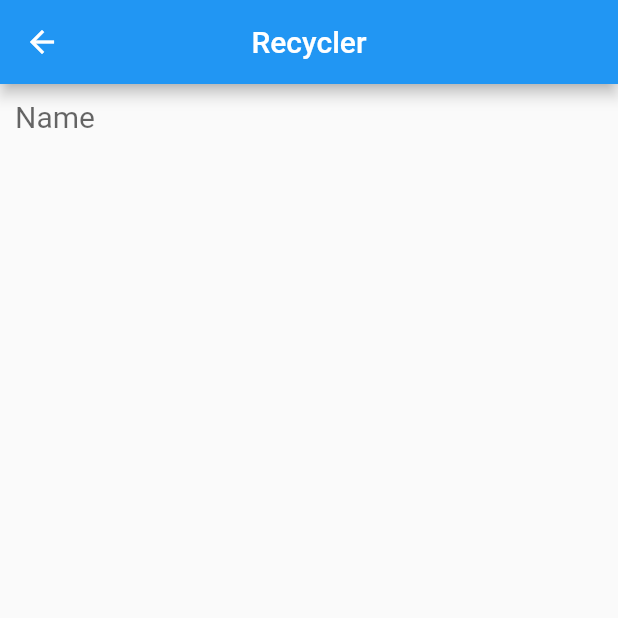
After one commit to samirRibeiro77/recycler, a Flutter app: the SignupScreen screen opened directly, on a phone screen of 412 x 824 dp, the top half of it. The commit adds this screen. Run offline on Flutter 3.47's test engine with Material 2 defaults, Android fonts, the phone set to English and light mode, and no system bars; our stand-ins replace google_maps_flutter.

Commit message:
Signup screen

```diff
--- a/lib/main.dart
+++ b/lib/main.dart
@@ -1,5 +1,6 @@
 import 'package:flutter/material.dart';
-import 'package:recycler/ui/login_screen.dart';
+import 'package:recycler/ui/screen/login_screen.dart';
+import 'package:recycler/resource/string_resource.dart';
 
 void main() => runApp(MyApp());
 
@@ -7,7 +8,7 @@ class MyApp extends StatelessWidget {
   @override
   Widget build(BuildContext context) {
     return MaterialApp(
-      title: 'Flutter Demo',
+      title: Strings.instance.appName,
       theme: ThemeData(
         primarySwatch: Colors.blue,
       ),
--- a/lib/resource/string_resource.dart
+++ b/lib/resource/string_resource.dart
@@ -33,10 +33,24 @@ class Strings {
     }
   }
 
+  String signup() {
+    switch(_lang) {
+      case "pt": return "Cadastre-se";
+      default: return "Singup";
+    }
+  }
+
   String fieldEmpty() {
     switch(_lang) {
       case "pt": return "Campo não pode ser vazio";
       default: return "Field can't be empty";
     }
   }
+
+  String name() {
+    switch(_lang) {
+      case "pt": return "Nome";
+      default: return "Name";
+    }
+  }
 }
--- /dev/null
+++ b/lib/ui/screen/signup_screen.dart
@@ -0,0 +1,29 @@
+import 'package:flutter/material.dart';
+import 'package:recycler/resource/string_resource.dart';
+import 'package:recycler/ui/widget/text_composer.dart';
+
+class SignupScreen extends StatefulWidget {
+  @override
+  _SignupScreenState createState() => _SignupScreenState();
+}
+
+class _SignupScreenState extends State<SignupScreen> {
+  @override
+  Widget build(BuildContext context) {
+    return Scaffold(
+      appBar: AppBar(
+        title: Text(Strings.instance.appName),
+        centerTitle: true,
+      ),
+      body: ListView(
+        children: <Widget>[
+          TextComposer(
+              null,
+              Strings.instance.name(),
+              TextInputType.emailAddress,
+              true)
+        ],
+      ),
+    );
+  }
+}
```
Also changed, not shown: lib/resource/app_navigation.dart (added, +12 -0 lines), lib/ui/screen/login_screen.dart (renamed from lib/ui/login_screen.dart, +10 -2 lines).
